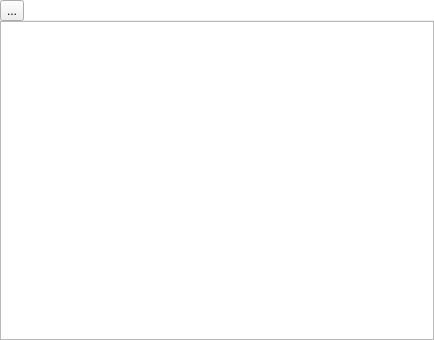
First picture: the form in folderform.ui, repository haraki/farman, before the edit.
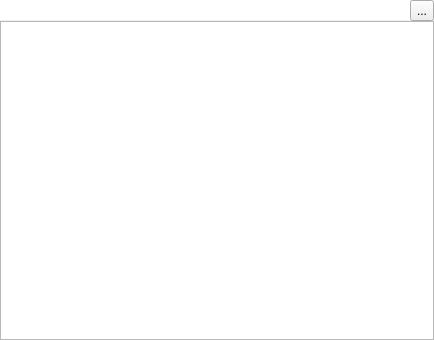
Second picture: the form after the edit. Custom widgets are drawn as their Qt base class.

```diff
--- a/folderform.ui
+++ b/folderform.ui
@@ -37,13 +37,6 @@
      <property name="sizeConstraint">
       <enum>QLayout::SetDefaultConstraint</enum>
      </property>
-     <item>
-      <widget class="QToolButton" name="folderSelectButton">
-       <property name="text">
-        <string>...</string>
-       </property>
-      </widget>
-     </item>
      <item>
       <widget class="QLineEdit" name="folderPathEdit">
        <property name="focusPolicy">
@@ -57,6 +50,13 @@
        </property>
       </widget>
      </item>
+     <item>
+      <widget class="QToolButton" name="folderSelectButton">
+       <property name="text">
+        <string>...</string>
+       </property>
+      </widget>
+     </item>
     </layout>
    </item>
    <item>
```
Left out of the diff: 3 changed lines with no effect on the pictures.
